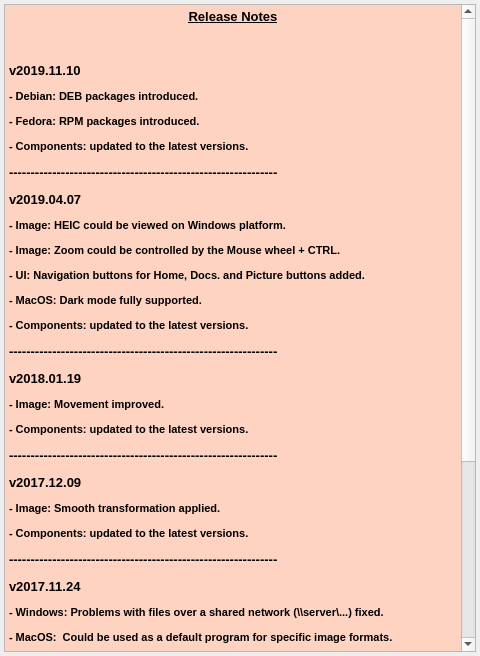
This is src/ui/forms/ReleaseNotesDialog.ui in vookimedlo/vooki-image-viewer as Qt 5 draws it before an edit. The edited form follows.
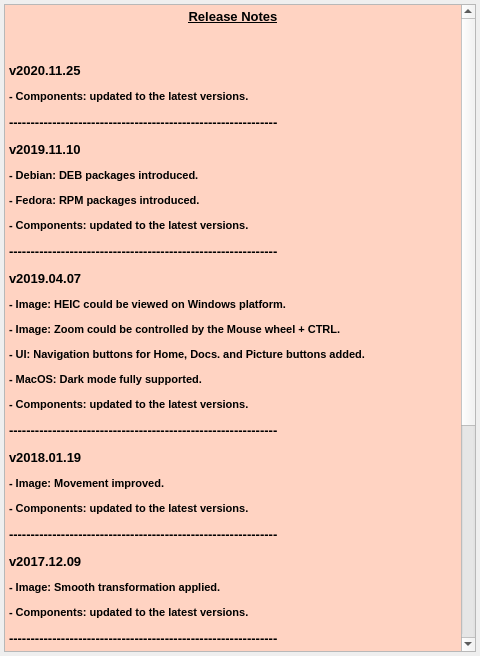
This is the edited form.

Commit message:
🏗Build: Release preparation
Update package.xml

```diff
--- a/src/ui/forms/ReleaseNotesDialog.ui
+++ b/src/ui/forms/ReleaseNotesDialog.ui
@@ -74,9 +74,12 @@
       <string>&lt;!DOCTYPE HTML PUBLIC &quot;-//W3C//DTD HTML 4.0//EN&quot; &quot;http://www.w3.org/TR/REC-html40/strict.dtd&quot;&gt;
 &lt;html&gt;&lt;head&gt;&lt;meta name=&quot;qrichtext&quot; content=&quot;1&quot; /&gt;&lt;style type=&quot;text/css&quot;&gt;
 p, li { white-space: pre-wrap; }
-&lt;/style&gt;&lt;/head&gt;&lt;body style=&quot; font-family:'Tahoma'; font-size:8.25pt; font-weight:400; font-style:normal;&quot; bgcolor=&quot;#ffd3c2&quot;&gt;
+&lt;/style&gt;&lt;/head&gt;&lt;body style=&quot; font-family:'Tahoma'; font-size:13pt; font-weight:400; font-style:normal;&quot; bgcolor=&quot;#ffd3c2&quot;&gt;
 &lt;p align=&quot;center&quot; style=&quot; margin-top:12px; margin-bottom:12px; margin-left:0px; margin-right:0px; -qt-block-indent:0; text-indent:0px;&quot;&gt;&lt;span style=&quot; font-family:'.SF NS Text'; font-size:10pt; font-weight:600; text-decoration: underline; color:#000000;&quot;&gt;Release Notes&lt;/span&gt;&lt;/p&gt;
 &lt;p style=&quot;-qt-paragraph-type:empty; margin-top:12px; margin-bottom:12px; margin-left:0px; margin-right:0px; -qt-block-indent:0; text-indent:0px; font-family:'.SF NS Text'; font-size:10pt; color:#000000;&quot;&gt;&lt;br /&gt;&lt;/p&gt;
+&lt;p style=&quot; margin-top:12px; margin-bottom:12px; margin-left:0px; margin-right:0px; -qt-block-indent:0; text-indent:0px;&quot;&gt;&lt;span style=&quot; font-family:'.SF NS Text'; font-size:10pt; font-weight:600; color:#000000;&quot;&gt;v2020.11.25&lt;/span&gt;&lt;/p&gt;
+&lt;p style=&quot; margin-top:12px; margin-bottom:12px; margin-left:0px; margin-right:0px; -qt-block-indent:0; text-indent:0px;&quot;&gt;&lt;span style=&quot; font-family:'.SF NS Text'; font-size:8pt; font-weight:600; color:#000000;&quot;&gt;- Components: updated to the latest versions.&lt;/span&gt;&lt;/p&gt;
+&lt;p style=&quot; margin-top:12px; margin-bottom:12px; margin-left:0px; margin-right:0px; -qt-block-indent:0; text-indent:0px;&quot;&gt;&lt;span style=&quot; font-family:'.SF NS Text'; font-size:10pt; font-weight:600; color:#000000;&quot;&gt;--------------------------------------------------------------&lt;/span&gt;&lt;/p&gt;
 &lt;p style=&quot; margin-top:12px; margin-bottom:12px; margin-left:0px; margin-right:0px; -qt-block-indent:0; text-indent:0px;&quot;&gt;&lt;span style=&quot; font-family:'.SF NS Text'; font-size:10pt; font-weight:600; color:#000000;&quot;&gt;v2019.11.10&lt;/span&gt;&lt;/p&gt;
 &lt;p style=&quot; margin-top:12px; margin-bottom:12px; margin-left:0px; margin-right:0px; -qt-block-indent:0; text-indent:0px;&quot;&gt;&lt;span style=&quot; font-family:'.SF NS Text'; font-size:8pt; font-weight:600; color:#000000;&quot;&gt;- Debian: DEB packages introduced.&lt;/span&gt;&lt;/p&gt;
 &lt;p style=&quot; margin-top:12px; margin-bottom:12px; margin-left:0px; margin-right:0px; -qt-block-indent:0; text-indent:0px;&quot;&gt;&lt;span style=&quot; font-family:'.SF NS Text'; font-size:8pt; font-weight:600; color:#000000;&quot;&gt;- Fedora: RPM packages introduced.&lt;/span&gt;&lt;/p&gt;
```
The commit also changes 2 other files.
